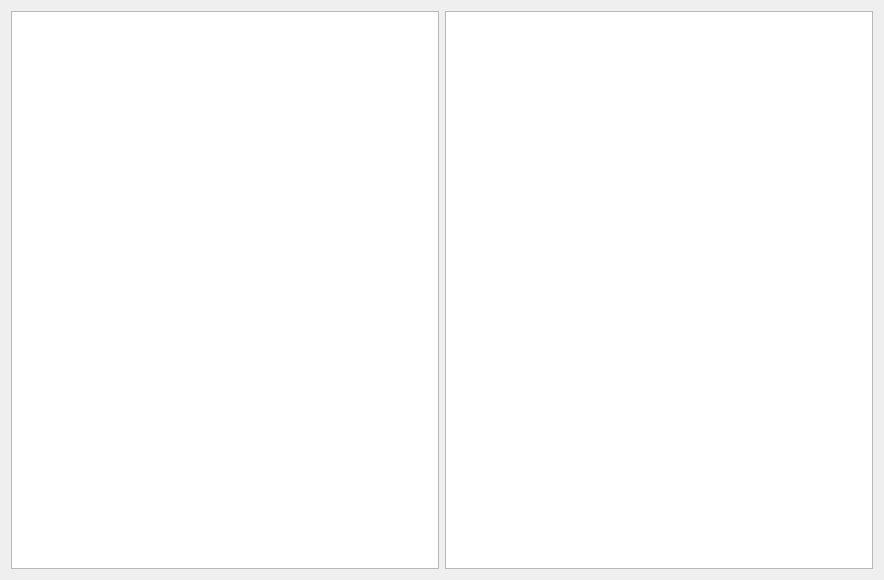
First picture: the form in ui/main.ui, repository sempr-tk/sempr-gui, before the edit.
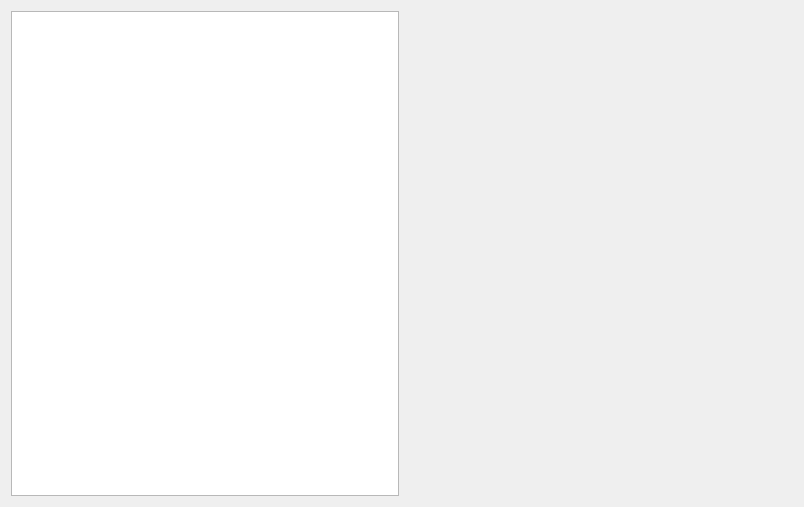
Second picture: the form after the edit. Custom widgets are drawn as their Qt base class.

Patch:
```diff
--- a/ui/main.ui
+++ b/ui/main.ui
@@ -6,8 +6,8 @@
    <rect>
     <x>0</x>
     <y>0</y>
-    <width>884</width>
-    <height>580</height>
+    <width>804</width>
+    <height>507</height>
    </rect>
   </property>
   <property name="windowTitle">
@@ -18,10 +18,31 @@
     <widget class="QTreeView" name="treeView"/>
    </item>
    <item row="0" column="1">
-    <widget class="QListView" name="listView"/>
+    <widget class="sempr::gui::RawComponentWidget" name="widget" native="true">
+     <property name="sizePolicy">
+      <sizepolicy hsizetype="MinimumExpanding" vsizetype="Preferred">
+       <horstretch>0</horstretch>
+       <verstretch>0</verstretch>
+      </sizepolicy>
+     </property>
+     <property name="minimumSize">
+      <size>
+       <width>200</width>
+       <height>0</height>
+      </size>
+     </property>
+    </widget>
    </item>
   </layout>
  </widget>
+ <customwidgets>
+  <customwidget>
+   <class>sempr::gui::RawComponentWidget</class>
+   <extends>QWidget</extends>
+   <header>../src/RawComponentWidget.hpp</header>
+   <container>1</container>
+  </customwidget>
+ </customwidgets>
  <resources/>
  <connections/>
 </ui>
```
